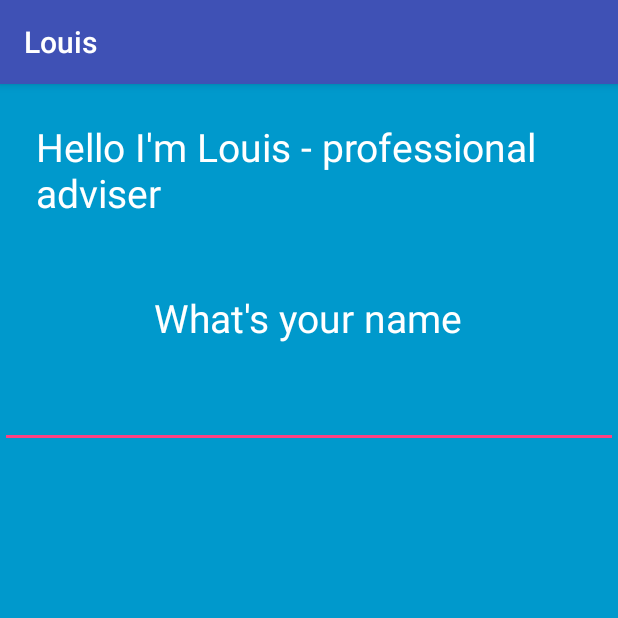
After one commit to Marchuck/Louis, an Android app: the fragment NameFragment shown on its own in the app's theme, on a phone screen of 412 x 824 dp, the top half of it. The commit adds this screen. Run offline under Robolectric (Android 15) with nearby library versions, the phone set to English and light mode, and no system bars; our stand-ins replace ButterKnife.

Commit message:
application intro

```diff
--- a/app/build.gradle
+++ b/app/build.gradle
@@ -47,5 +47,5 @@ dependencies {
 
     compile 'com.squareup.picasso:picasso:2.5.2'
 
-
+    compile 'com.github.paolorotolo:appintro:4.1.0'
 }
--- a/app/src/main/AndroidManifest.xml
+++ b/app/src/main/AndroidManifest.xml
@@ -1,19 +1,18 @@
 <?xml version="1.0" encoding="utf-8"?>
 <manifest xmlns:android="http://schemas.android.com/apk/res/android"
-    package="pl.kitowcy.louis">
+          package="pl.kitowcy.louis">
 
     <application
-        android:name=".App"
         android:allowBackup="true"
         android:icon="@mipmap/ic_launcher"
         android:label="@string/app_name"
         android:supportsRtl="true"
         android:theme="@style/AppTheme">
-        <activity android:name=".MainActivity">
+        <activity
+            android:name=".MainActivity">
             <intent-filter>
-                <action android:name="android.intent.action.MAIN" />
-
-                <category android:name="android.intent.category.LAUNCHER" />
+                <action android:name="android.intent.action.MAIN"/>
+                <category android:name="android.intent.category.LAUNCHER"/>
             </intent-filter>
         </activity>
     </application>
--- a/app/src/main/java/pl/kitowcy/louis/MainActivity.java
+++ b/app/src/main/java/pl/kitowcy/louis/MainActivity.java
@@ -1,13 +1,29 @@
 package pl.kitowcy.louis;
 
+import android.Manifest;
+import android.support.v4.content.ContextCompat;
 import android.support.v7.app.AppCompatActivity;
 import android.os.Bundle;
+import android.view.View;
+import android.widget.Toast;
 
-public class MainActivity extends AppCompatActivity {
+import com.github.paolorotolo.appintro.AppIntro;
+import com.github.paolorotolo.appintro.AppIntroFragment;
+
+public class MainActivity extends AppIntro {
 
     @Override
     protected void onCreate(Bundle savedInstanceState) {
         super.onCreate(savedInstanceState);
-        setContentView(R.layout.activity_main);
+//        setContentView(R.layout.activity_main);
+
+        addSlide(NameFragment.newInstance());
+        addSlide(
+                AppIntroFragment.newInstance("Hello, I'm Louis", "We need to know each other C:",
+                        android.R.drawable.ic_media_play, ContextCompat.getColor(this, android.R.color.holo_orange_dark)));
+        addSlide(
+                AppIntroFragment.newInstance("tutaj", "jest ostatni moj slajdzik opis",
+                        android.R.drawable.arrow_up_float, ContextCompat.getColor(this, android.R.color.holo_red_dark)));
+
     }
 }
--- /dev/null
+++ b/app/src/main/java/pl/kitowcy/louis/NameFragment.java
@@ -0,0 +1,34 @@
+package pl.kitowcy.louis;
+
+
+import android.os.Bundle;
+import android.support.annotation.Nullable;
+import android.support.v4.app.Fragment;
+import android.view.LayoutInflater;
+import android.view.View;
+import android.view.ViewGroup;
+
+import butterknife.ButterKnife;
+import butterknife.Unbinder;
+
+/**
+ * Created by Patryk Mieczkowski on 29.10.2016
+ */
+
+public class NameFragment extends Fragment {
+
+    public static NameFragment newInstance() {
+        return new NameFragment();
+    }
+
+    Unbinder unbinder;
+
+    @Nullable
+    @Override
+    public View onCreateView(LayoutInflater inflater, @Nullable ViewGroup container, @Nullable Bundle savedInstanceState) {
+        View view = inflater.inflate(R.layout.fragment_name, container, false);
+        unbinder = ButterKnife.bind(this, view);
+
+        return view;
+    }
+}
--- /dev/null
+++ b/app/src/main/res/layout/fragment_name.xml
@@ -0,0 +1,31 @@
+<?xml version="1.0" encoding="utf-8"?>
+<RelativeLayout xmlns:android="http://schemas.android.com/apk/res/android"
+                android:layout_width="match_parent"
+                android:layout_height="match_parent"
+                android:background="@android:color/holo_blue_dark">
+
+    <TextView
+        android:id="@+id/text1"
+        style="@style/LargeTitleText"
+        android:layout_width="wrap_content"
+        android:layout_height="wrap_content"
+        android:layout_centerHorizontal="true"
+        android:layout_margin="24dp"
+        android:text="@string/name_fragment_hello"/>
+
+    <TextView
+        android:id="@+id/text2"
+        style="@style/LargeTitleText"
+        android:layout_width="wrap_content"
+        android:layout_height="wrap_content"
+        android:layout_below="@id/text1"
+        android:layout_centerHorizontal="true"
+        android:layout_margin="24dp"
+        android:text="@string/name_fragment_name_input"/>
+
+    <EditText
+        android:layout_width="match_parent"
+        android:layout_height="wrap_content"
+        android:layout_below="@id/text2"/>
+
+</RelativeLayout>
--- a/app/src/main/res/values/dimens.xml
+++ b/app/src/main/res/values/dimens.xml
@@ -2,4 +2,6 @@
     <!-- Default screen margins, per the Android Design guidelines. -->
     <dimen name="activity_horizontal_margin">16dp</dimen>
     <dimen name="activity_vertical_margin">16dp</dimen>
+
+    <dimen name="title_large_text">26sp</dimen>
 </resources>
--- a/app/src/main/res/values/strings.xml
+++ b/app/src/main/res/values/strings.xml
@@ -1,3 +1,6 @@
 <resources>
     <string name="app_name">Louis</string>
+
+    <string name="name_fragment_hello">Hello I\'m Louis - professional adviser</string>
+    <string name="name_fragment_name_input">What\'s your name</string>
 </resources>
--- a/app/src/main/res/values/styles.xml
+++ b/app/src/main/res/values/styles.xml
@@ -8,4 +8,9 @@
         <item name="colorAccent">@color/colorAccent</item>
     </style>
 
+    <style name="LargeTitleText" parent="@android:style/TextAppearance">
+        <item name="android:textColor">@android:color/white</item>
+        <item name="android:textSize">@dimen/title_large_text</item>
+    </style>
+
 </resources>
```
